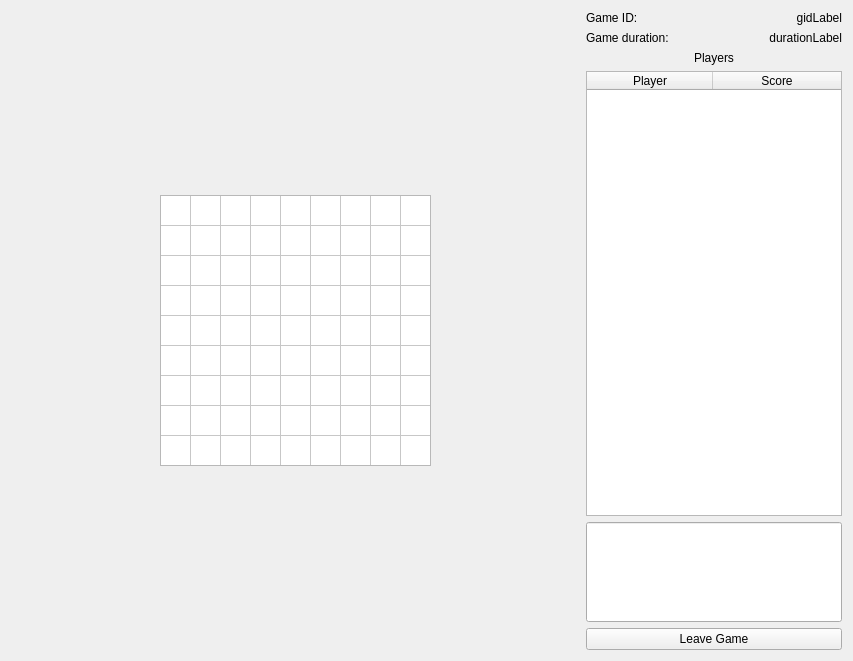
Old version of the form client/game.ui in the repository johankytt/SudokuMP.
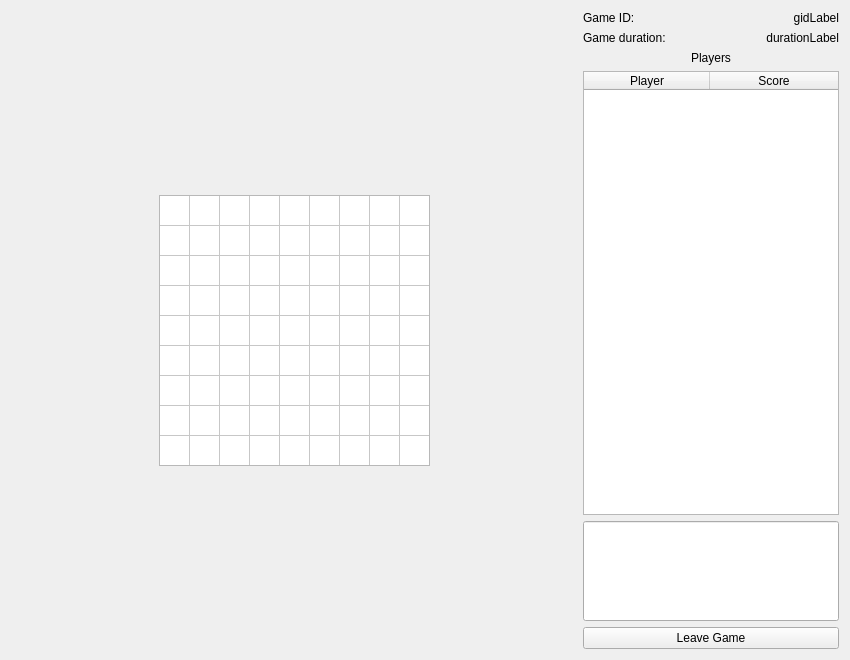
New version of the form.

```diff
--- a/client/game.ui
+++ b/client/game.ui
@@ -6,8 +6,8 @@
    <rect>
     <x>0</x>
     <y>0</y>
-    <width>853</width>
-    <height>661</height>
+    <width>850</width>
+    <height>660</height>
    </rect>
   </property>
   <property name="windowTitle">
@@ -50,6 +50,11 @@
          <height>271</height>
         </size>
        </property>
+       <property name="font">
+        <font>
+         <pointsize>14</pointsize>
+        </font>
+       </property>
        <property name="verticalScrollBarPolicy">
         <enum>Qt::ScrollBarAlwaysOff</enum>
        </property>
```
